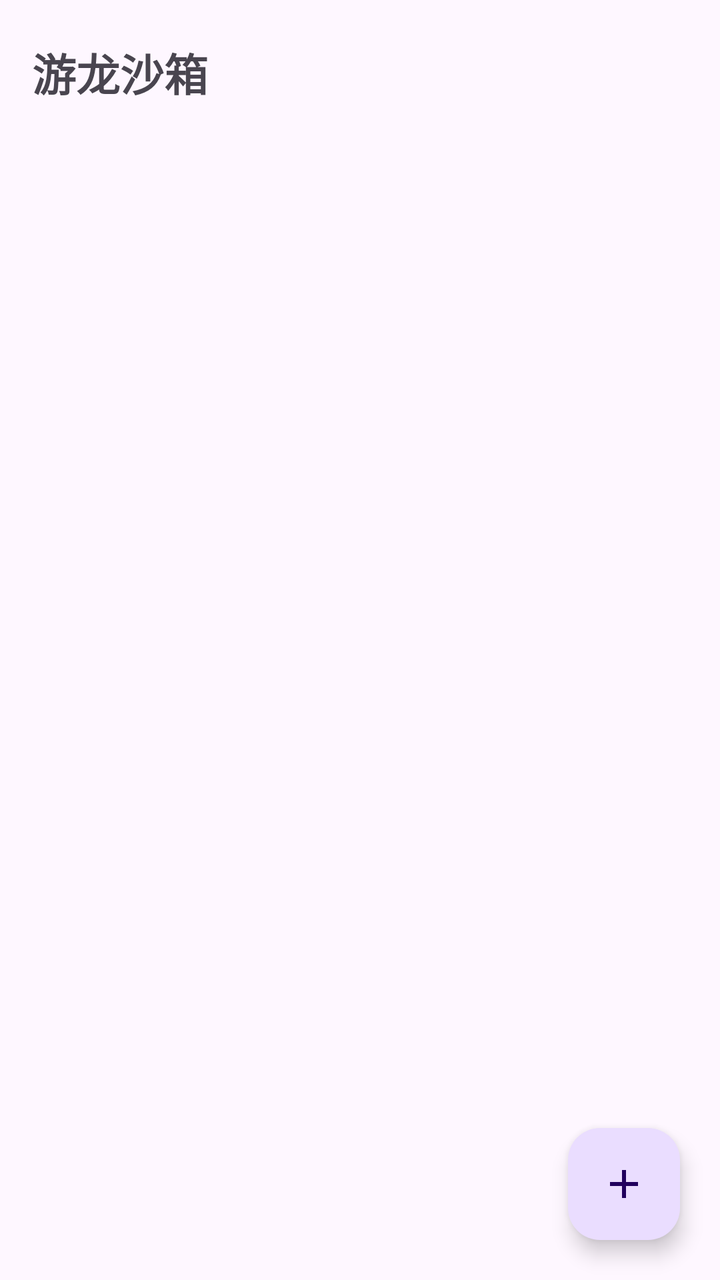
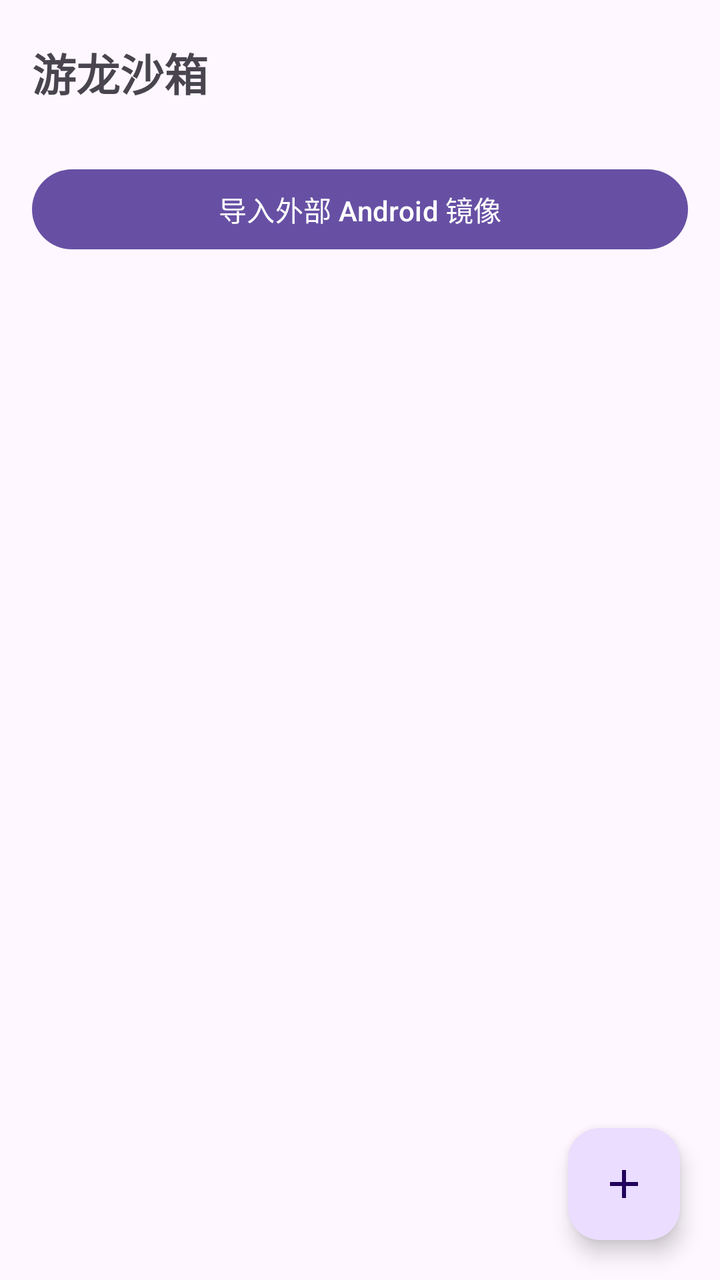

An Android layout rendered at two revisions. The XML below is the earlier revision; the diff shows what the commit changed to produce the second picture.
<!-- AndroidManifest.xml: application theme Theme.VmHost -->
<!-- res/layout/activity_main.xml -->
<?xml version="1.0" encoding="utf-8"?>
<androidx.coordinatorlayout.widget.CoordinatorLayout xmlns:android="http://schemas.android.com/apk/res/android"
    android:layout_width="match_parent"
    android:layout_height="match_parent">

    <LinearLayout
        android:layout_width="match_parent"
        android:layout_height="match_parent"
        android:orientation="vertical">

        <TextView
            android:id="@+id/title"
            android:layout_width="match_parent"
            android:layout_height="wrap_content"
            android:paddingStart="16dp"
            android:paddingTop="20dp"
            android:paddingEnd="16dp"
            android:text="@string/app_name"
            android:textSize="22sp"
            android:textStyle="bold" />

        <TextView
            android:id="@+id/engineStatus"
            android:layout_width="match_parent"
            android:layout_height="wrap_content"
            android:paddingStart="16dp"
            android:paddingTop="4dp"
            android:paddingEnd="16dp"
            android:paddingBottom="8dp"
            android:textSize="12sp" />

        <FrameLayout
            android:layout_width="match_parent"
            android:layout_height="0dp"
            android:layout_weight="1">

            <androidx.recyclerview.widget.RecyclerView
                android:id="@+id/vmList"
                android:layout_width="match_parent"
                android:layout_height="match_parent"
                android:clipToPadding="false"
                android:paddingBottom="88dp" />

            <TextView
                android:id="@+id/emptyView"
                android:layout_width="wrap_content"
                android:layout_height="wrap_content"
                android:layout_gravity="center"
                android:text="@string/empty_hint"
                android:visibility="gone" />
        </FrameLayout>
    </LinearLayout>

    <com.google.android.material.floatingactionbutton.FloatingActionButton
        android:id="@+id/fabCreate"
        android:layout_width="wrap_content"
        android:layout_height="wrap_content"
        android:layout_gravity="bottom|end"
        android:layout_margin="20dp"
        android:contentDescription="@string/action_create"
        android:src="@drawable/ic_add" />

</androidx.coordinatorlayout.widget.CoordinatorLayout>
<!-- resources referenced by this layout -->
<resources>
  <!-- drawable ic_add (drawable) -->
  <?xml version="1.0" encoding="utf-8"?>
  <vector xmlns:android="http://schemas.android.com/apk/res/android"
      android:width="24dp"
      android:height="24dp"
      android:viewportWidth="24"
      android:viewportHeight="24"
      android:tint="#004D26">
  
      <path
          android:fillColor="@android:color/white"
          android:pathData="M19,13h-6v6h-2v-6H5v-2h6V5h2v6h6v2z" />
  </vector>
  <string name="action_create">新建实例</string>
  <string name="app_name">游龙沙箱</string>
  <string name="empty_hint">还没有实例，点右下角 + 新建</string>
  <style name="Theme.VmHost" parent="Theme.Material3.DayNight.NoActionBar" />
</resources>

<!-- the commit's change to res/layout/activity_main.xml (unified diff, before → after) -->
@@ -28,6 +28,13 @@
             android:paddingEnd="16dp"
             android:paddingBottom="8dp"
             android:textSize="12sp" />
+
+        <Button
+            android:id="@+id/importExternal"
+            android:layout_width="match_parent"
+            android:layout_height="wrap_content"
+            android:layout_marginHorizontal="16dp"
+            android:text="@string/import_external" />
 
         <FrameLayout
             android:layout_width="match_parent"
<!-- resource entries referenced after the edit -->
@@ -16,6 +16,7 @@
   <string name="action_create">新建实例</string>
   <string name="app_name">游龙沙箱</string>
   <string name="empty_hint">还没有实例，点右下角 + 新建</string>
+  <string name="import_external">导入外部 Android 镜像</string>
   <style name="Theme.VmHost" parent="Theme.Material3.DayNight.NoActionBar" />
 </resources>
 
